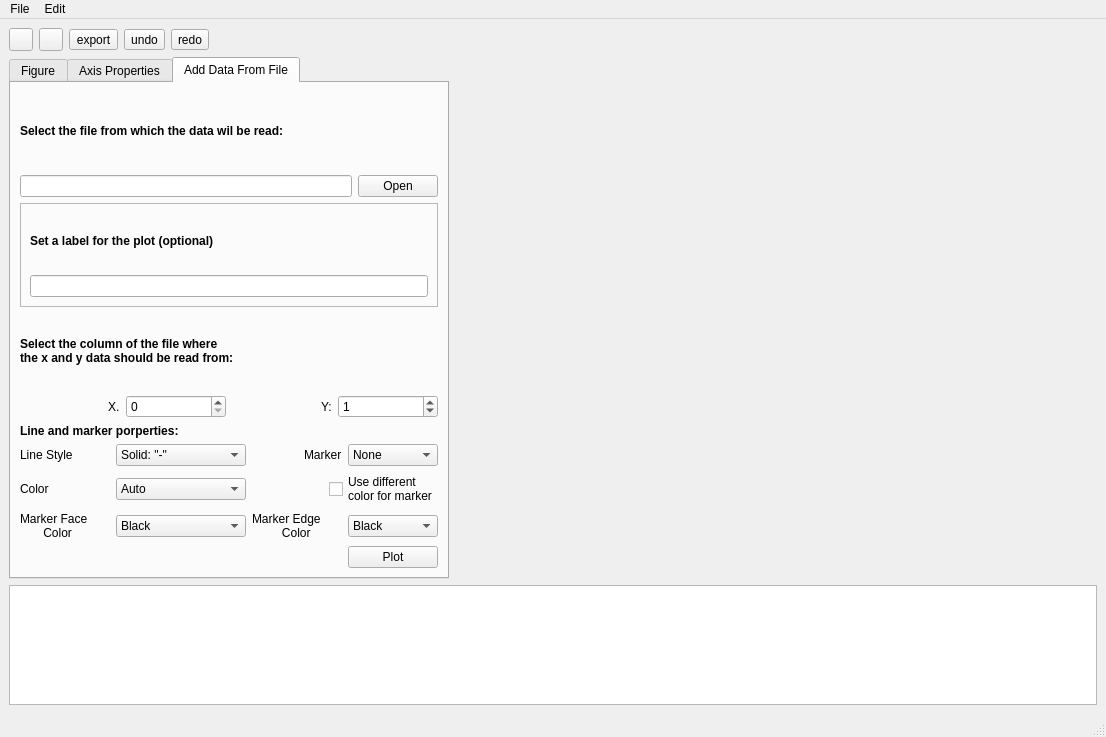
Before: the Qt Designer form ui/plotter.ui in hadrianmontes/Plotter2, drawn with Qt 5.
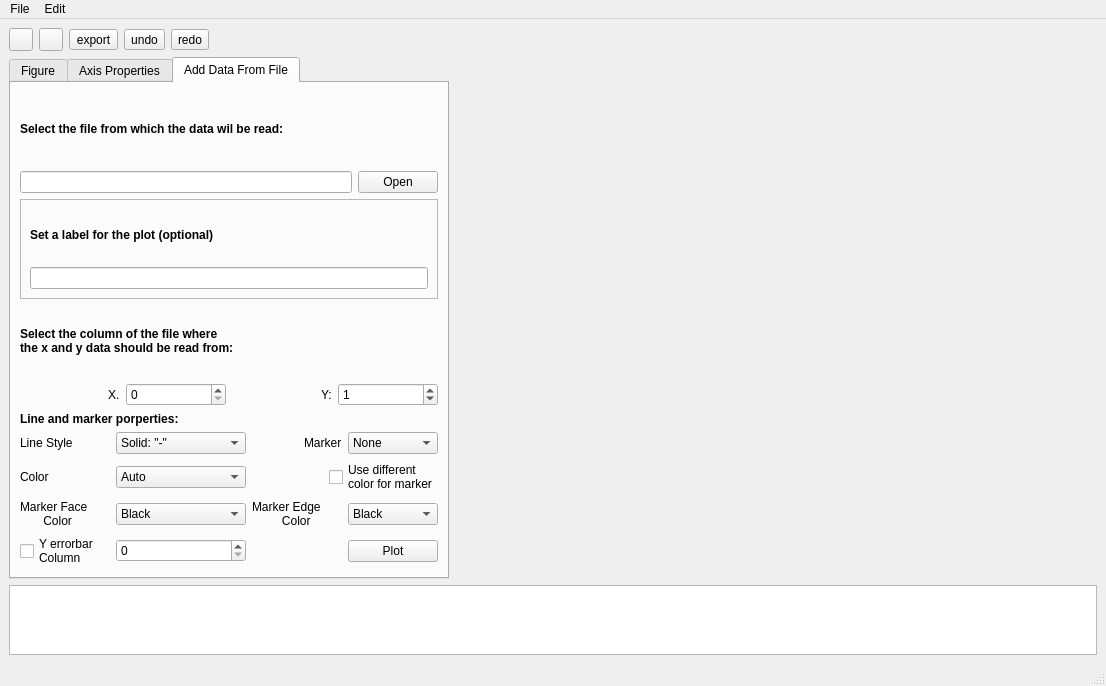
After: the same form once the commit is applied. The open tabs and pages were chosen to show the change. Icons and pictures are not drawn.

Commit message: Added the controls for the errorbars

```diff
--- a/ui/plotter.ui
+++ b/ui/plotter.ui
@@ -8,7 +8,7 @@
     <x>0</x>
     <y>0</y>
     <width>1106</width>
-    <height>737</height>
+    <height>653</height>
    </rect>
   </property>
   <property name="windowTitle">
@@ -1030,6 +1030,21 @@
               </item>
              </widget>
             </item>
+            <item row="5" column="0">
+             <widget class="QCheckBox" name="boxerrorbar">
+              <property name="text">
+               <string>Y errorbar
+Column</string>
+              </property>
+             </widget>
+            </item>
+            <item row="5" column="1">
+             <widget class="QSpinBox" name="yerrorColumn">
+              <property name="maximum">
+               <number>999</number>
+              </property>
+             </widget>
+            </item>
            </layout>
           </item>
           <item row="1" column="0">
```
Left out of the diff: 36 changed lines with no effect on the pictures. The commit also changes 1 other file.
